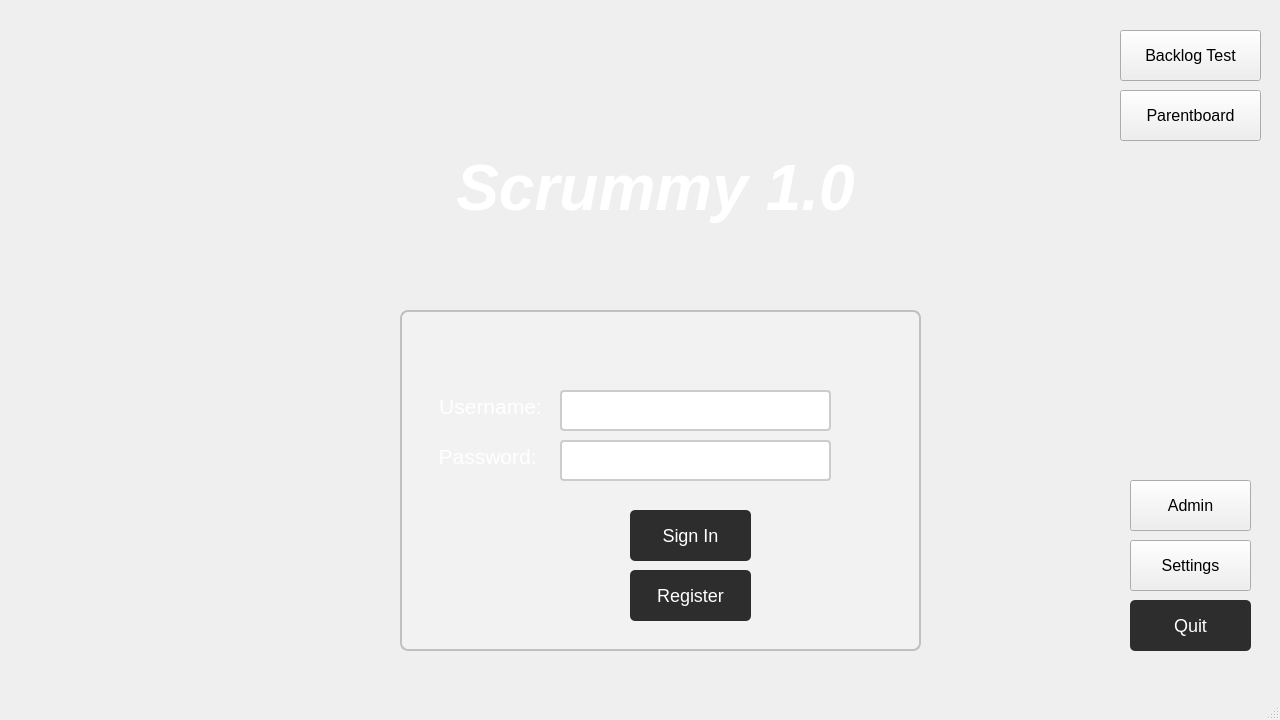
This is code/Staging_Environment/Recovered/Staging_Environment_Recorverd/mainwindow.ui in muazzamaqeel/Software-Project-CTS-5 as Qt 5 draws it before an edit. The edited form follows.
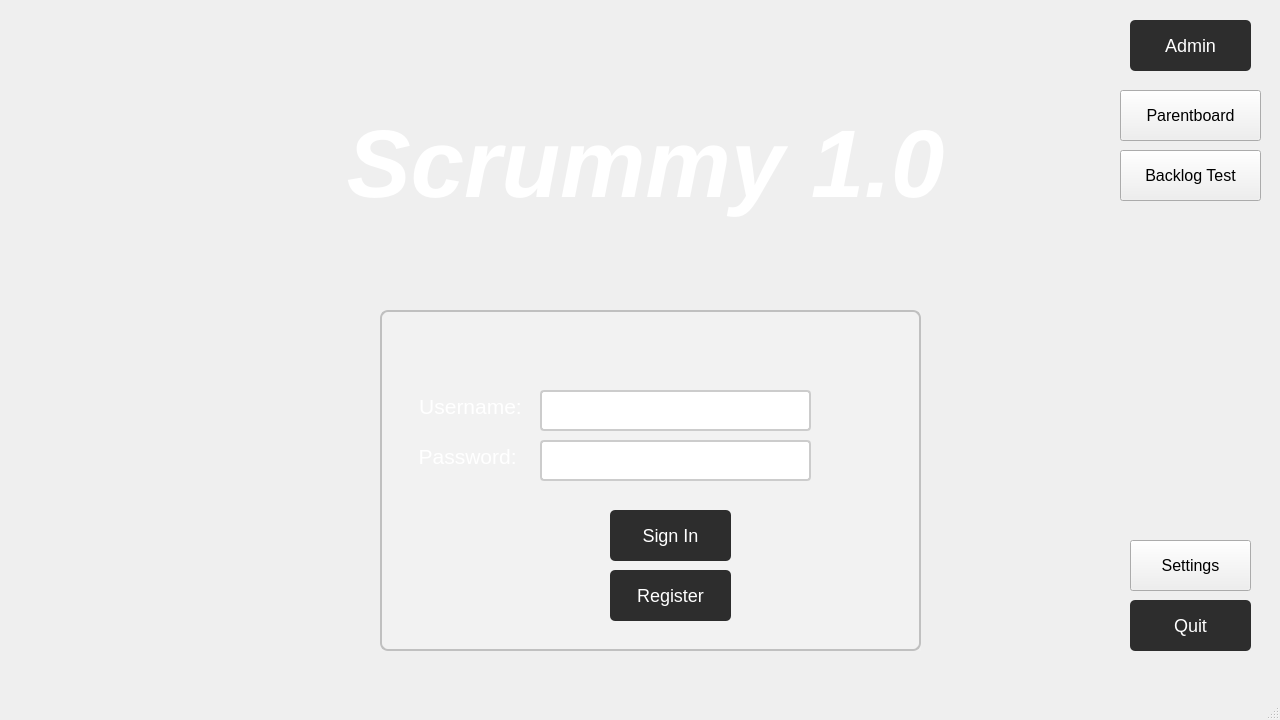
This is the edited form.

Diff of the .ui file:
```diff
--- a/code/Staging_Environment/Recovered/Staging_Environment_Recorverd/mainwindow.ui
+++ b/code/Staging_Environment/Recovered/Staging_Environment_Recorverd/mainwindow.ui
@@ -69,7 +69,7 @@
    <widget class="QTextBrowser" name="textBrowser_2">
     <property name="geometry">
      <rect>
-      <x>430</x>
+      <x>410</x>
       <y>390</y>
       <width>121</width>
       <height>41</height>
@@ -120,10 +120,10 @@
    <widget class="QTextBrowser" name="textBrowser">
     <property name="geometry">
      <rect>
-      <x>240</x>
-      <y>100</y>
-      <width>831</width>
-      <height>211</height>
+      <x>170</x>
+      <y>-20</y>
+      <width>951</width>
+      <height>361</height>
      </rect>
     </property>
     <property name="font">
@@ -153,8 +153,8 @@
 li.checked::marker { content: &quot;\2612&quot;; }
 &lt;/style&gt;&lt;/head&gt;&lt;body style=&quot; font-family:'Segoe UI'; font-size:21pt; font-weight:700; font-style:italic;&quot; bgcolor=&quot;transparent&quot;&gt;
 &lt;p align=&quot;center&quot; style=&quot;-qt-paragraph-type:empty; margin-top:0px; margin-bottom:0px; margin-left:0px; margin-right:0px; -qt-block-indent:0; text-indent:0px; font-family:'Segoe UI','sans-serif'; font-size:14px;&quot;&gt;&lt;br /&gt;&lt;/p&gt;
-&lt;p align=&quot;center&quot; style=&quot;-qt-paragraph-type:empty; margin-top:0px; margin-bottom:0px; margin-left:0px; margin-right:0px; -qt-block-indent:0; text-indent:0px;&quot;&gt;&lt;br /&gt;&lt;/p&gt;
-&lt;p align=&quot;center&quot; style=&quot; margin-top:0px; margin-bottom:0px; margin-left:0px; margin-right:0px; -qt-block-indent:0; text-indent:0px;&quot;&gt;&lt;span style=&quot; font-family:'Segoe UI','sans-serif'; font-size:48pt; color:#ffffff;&quot;&gt;Scrummy 1.0&lt;/span&gt;&lt;/p&gt;&lt;/body&gt;&lt;/html&gt;</string>
+&lt;p align=&quot;center&quot; style=&quot;-qt-paragraph-type:empty; margin-top:0px; margin-bottom:0px; margin-left:0px; margin-right:0px; -qt-block-indent:0; text-indent:0px; font-size:72pt;&quot;&gt;&lt;br /&gt;&lt;/p&gt;
+&lt;p align=&quot;center&quot; style=&quot; margin-top:0px; margin-bottom:0px; margin-left:0px; margin-right:0px; -qt-block-indent:0; text-indent:0px;&quot;&gt;&lt;span style=&quot; font-family:'Segoe UI','sans-serif'; font-size:72pt; color:#ffffff;&quot;&gt;Scrummy 1.0&lt;/span&gt;&lt;/p&gt;&lt;/body&gt;&lt;/html&gt;</string>
     </property>
    </widget>
    <widget class="QPushButton" name="quitButton">
@@ -205,7 +205,7 @@
    <widget class="QPushButton" name="registerbutton_main">
     <property name="geometry">
      <rect>
-      <x>630</x>
+      <x>610</x>
       <y>570</y>
       <width>121</width>
       <height>51</height>
@@ -250,7 +250,7 @@
    <widget class="QPushButton" name="signIn_Button">
     <property name="geometry">
      <rect>
-      <x>630</x>
+      <x>610</x>
       <y>510</y>
       <width>121</width>
       <height>51</height>
@@ -313,7 +313,7 @@
    <widget class="QTextBrowser" name="textBrowser_3">
     <property name="geometry">
      <rect>
-      <x>430</x>
+      <x>410</x>
       <y>440</y>
       <width>121</width>
       <height>41</height>
@@ -351,7 +351,7 @@
    <widget class="QLineEdit" name="input_username">
     <property name="geometry">
      <rect>
-      <x>560</x>
+      <x>540</x>
       <y>390</y>
       <width>271</width>
       <height>41</height>
@@ -385,7 +385,7 @@
    <widget class="QLineEdit" name="input_password">
     <property name="geometry">
      <rect>
-      <x>560</x>
+      <x>540</x>
       <y>440</y>
       <width>271</width>
       <height>41</height>
@@ -438,7 +438,7 @@
     <property name="geometry">
      <rect>
       <x>1120</x>
-      <y>30</y>
+      <y>150</y>
       <width>141</width>
       <height>51</height>
      </rect>
@@ -456,16 +456,43 @@
     <property name="geometry">
      <rect>
       <x>1130</x>
-      <y>480</y>
+      <y>20</y>
       <width>121</width>
       <height>51</height>
      </rect>
     </property>
     <property name="font">
      <font>
-      <pointsize>12</pointsize>
+      <pointsize>-1</pointsize>
+      <underline>false</underline>
+      <strikeout>false</strikeout>
      </font>
     </property>
+    <property name="styleSheet">
+     <string notr="true">QPushButton {
+    background-color: #2D2D2D; /* Dark grey background */
+    color: white; /* White text */
+    border-radius: 5px; /* Rounded corners */
+    padding: 10px 20px; /* Padding around text */
+    font-size: 18px; /* Font size */
+    border: none; /* No border */
+    text-align: center; /* Center text */
+    text-decoration: none; /* No text decoration */
+    display: inline-block; /* Display as inline-block */
+    transition: all 0.3s; /* Smooth transition for hover effects */
+    cursor: pointer; /* Show hand cursor on hover */
+}
+
+QPushButton:hover {
+    background-color: #3A3A3A; /* Slightly lighter grey on hover */
+    box-shadow: 0 4px 8px 0 rgba(0,0,0,0.2); /* Subtle shadow effect on hover */
+}
+
+QPushButton:pressed {
+    background-color: #1A1A1A; /* Even lighter grey for pressed state */
+}
+</string>
+    </property>
     <property name="text">
      <string>Admin</string>
     </property>
@@ -499,9 +526,9 @@
    <widget class="QTextBrowser" name="boder_login">
     <property name="geometry">
      <rect>
-      <x>400</x>
+      <x>380</x>
       <y>310</y>
-      <width>521</width>
+      <width>541</width>
       <height>341</height>
      </rect>
     </property>
```
